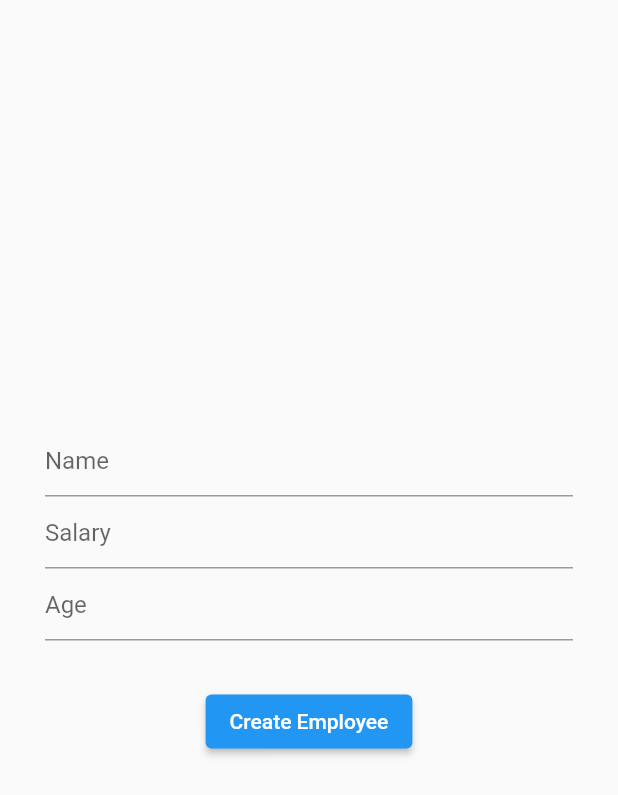
After one commit to Asadbek-IP/networking2, a Flutter app: the CreatePage screen opened directly, on a phone screen of 412 x 824 dp. The commit adds this screen. Shown: the top 795 px of the screen. Run offline on Flutter 3.47's test engine with Material 2 defaults, Android fonts, the phone set to English and light mode, and no system bars; network calls fail.

Commit message:
task1, task2

```diff
--- /dev/null
+++ b/lib/model/create_emp_model.dart
@@ -0,0 +1,53 @@
+class CreateResEmpSingle {
+  CreateResEmpSingle({
+    required this.status,
+    required this.data,
+    required this.message,
+  });
+  late final String status;
+  late final ResEmpModel data;
+  late final String message;
+
+  CreateResEmpSingle.fromJson(Map<String, dynamic> json){
+    status = json['status'];
+    data = ResEmpModel.fromJson(json['data']);
+    message = json['message'];
+  }
+
+  Map<String, dynamic> toJson() {
+    final _data = <String, dynamic>{};
+    _data['status'] = status;
+    _data['data'] = data.toJson();
+    _data['message'] = message;
+    return _data;
+  }
+}
+
+class ResEmpModel {
+  ResEmpModel({
+    required this.name,
+    required this.salary,
+    required this.age,
+    required this.id,
+  });
+  late final String name;
+  late final String salary;
+  late final String age;
+  late final int id;
+
+  ResEmpModel.fromJson(Map<String, dynamic> json){
+    name = json['name'];
+    salary = json['salary'];
+    age = json['age'];
+    id = json['id'];
+  }
+
+  Map<String, dynamic> toJson() {
+    final _data = <String, dynamic>{};
+    _data['name'] = name;
+    _data['salary'] = salary;
+    _data['age'] = age;
+    _data['id'] = id;
+    return _data;
+  }
+}
--- a/lib/model/employee_get.dart
+++ b/lib/model/employee_get.dart
@@ -1,7 +1,7 @@
 class Employee {
   String name;
   String salary;
-  int age;
+  String age;
 
   Employee({required this.name, required this.salary, required this.age});
 
--- a/lib/model/employee_list.dart
+++ b/lib/model/employee_list.dart
@@ -1,3 +1,5 @@
+import 'package:networking2/model/response_emp_single.dart';
+
 class EmpolyeeList {
   String? status;
   List<EmployeeSingle>? employees;
@@ -14,28 +16,3 @@ class EmpolyeeList {
         msg: json["message"]);
   }
 }
-
-class EmployeeSingle {
-  int? id;
-  String? employeeName;
-  int? employeeSalary;
-  int? employeeAge;
-  String? employeeImage;
-
-  EmployeeSingle({
-    required this.id,
-    required this.employeeName,
-    required this.employeeSalary,
-    required this.employeeAge,
-    required this.employeeImage,
-  });
-
-    factory EmployeeSingle.fromJson(Map<String, dynamic> json) {
-    return EmployeeSingle(
-        id: json["id"],
-        employeeName: json["employee_name"],
-        employeeSalary: json["employee_salary"],
-        employeeAge: json["employee_age"],
-        employeeImage: json["profile_image"]);
-  }
-}
--- /dev/null
+++ b/lib/model/response_emp_single.dart
@@ -0,0 +1,25 @@
+class EmployeeSingle {
+  int? id;
+  String? employeeName;
+  int? employeeSalary;
+  int? employeeAge;
+  String? employeeImage;
+
+  EmployeeSingle({
+    required this.id,
+    required this.employeeName,
+    required this.employeeSalary,
+    required this.employeeAge,
+    required this.employeeImage,
+  });
+
+    factory EmployeeSingle.fromJson(Map<String, dynamic> json) {
+      print(json["name"]);
+    return EmployeeSingle(
+        id: json["id"],
+        employeeName: json["employee_name"],
+        employeeSalary: json["employee_salary"],
+        employeeAge: json["employee_age"],
+        employeeImage: json["profile_image"]);
+  }
+}
--- /dev/null
+++ b/lib/model/single_employee_model.dart
@@ -0,0 +1,15 @@
+import 'package:networking2/model/response_emp_single.dart';
+
+class EmpSingle {
+  String? status;
+  EmployeeSingle? employee;
+  String? msg;
+
+  EmpSingle({required this.status, required this.employee, required this.msg});
+  factory EmpSingle.fromJson(Map json) {
+    return EmpSingle(
+        status: json["status"],
+        employee: EmployeeSingle.fromJson(json["data"]),
+        msg: json["message"]);
+  }
+}
--- /dev/null
+++ b/lib/pages/create_page.dart
@@ -0,0 +1,92 @@
+import 'package:flutter/material.dart';
+import 'package:networking2/model/employee_get.dart';
+import 'package:networking2/model/response_emp_single.dart';
+import 'package:networking2/services/api.dart';
+
+import '../model/create_emp_model.dart';
+
+class CreatePage extends StatefulWidget {
+  const CreatePage({super.key});
+
+  @override
+  State<CreatePage> createState() => _CreatePageState();
+}
+
+class _CreatePageState extends State<CreatePage> {
+  final TextEditingController _nameC = TextEditingController();
+  final TextEditingController _salaryC = TextEditingController();
+  final TextEditingController _ageC = TextEditingController();
+
+  ResEmpModel? yangiXodim;
+
+  bool isLoading = false;
+
+  void createEmp() {
+    setState(() {
+      isLoading = true;
+    });
+    String name = _nameC.text;
+    String salary = _salaryC.text;
+    String age = _ageC.text;
+
+    Employee employee = Employee(name: name, salary: salary, age: age);
+
+    ApiService.createEmployee(employee).then((value) {
+      setState(() {
+        yangiXodim = value;
+        isLoading = false;
+        print(value.name);
+      });
+    });
+  }
+
+  @override
+  Widget build(BuildContext context) {
+    return Scaffold(
+      body: Center(
+        child: isLoading
+            ? const CircularProgressIndicator()
+            : Padding(
+                padding: const EdgeInsets.all(30.0),
+                child: Column(
+                  mainAxisAlignment: MainAxisAlignment.center,
+                  children: [
+                    TextField(
+                      controller: _nameC,
+                      decoration: const InputDecoration(
+                        hintText: "Name",
+                      ),
+                    ),
+                    TextField(
+                      controller: _salaryC,
+                      decoration: const InputDecoration(
+                        hintText: "Salary",
+                      ),
+                    ),
+                    TextField(
+                      controller: _ageC,
+                      decoration: const InputDecoration(
+                        hintText: "Age",
+                      ),
+                    ),
+                    const SizedBox(
+                      height: 30,
+                    ),
+                    ElevatedButton(
+                      onPressed: () {
+                        createEmp();
+                      },
+                      child: const Text("Create Employee"),
+                    ),
+                    const SizedBox(
+                      height: 20,
+                    ),
+                    Text(
+                        "${yangiXodim?.name ?? ""} ${yangiXodim?.salary ?? ""}  ${yangiXodim?.age ?? ""}")
+                  ],
+                ),
+              ),
+      ),
+    );
+  }
+}
```
Also changed, not shown: lib/main.dart (+5 -117 lines), lib/pages/details_page.dart (added, +59 -0 lines), lib/pages/home_page.dart (added, +154 -0 lines), lib/services/api.dart (+39 -1 lines).
